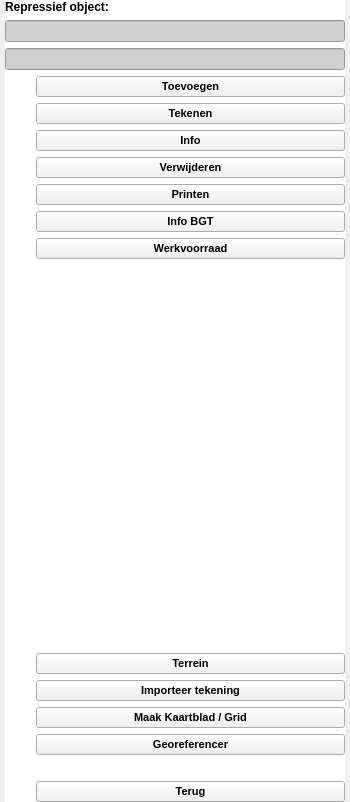
Qt form plugin/oiv/repressief_object/oiv_repressief_object_widget.ui (OIV-NL-QGIS/QGIS_project) before a commit.
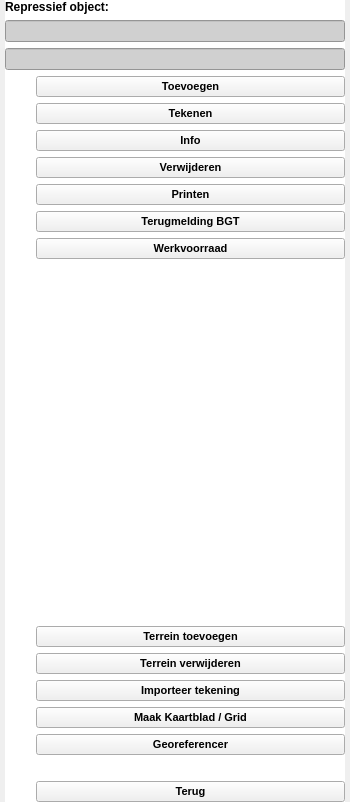
The same form after that commit. Icons and pictures are not drawn.

Patch:
```diff
--- a/plugin/oiv/repressief_object/oiv_repressief_object_widget.ui
+++ b/plugin/oiv/repressief_object/oiv_repressief_object_widget.ui
@@ -368,7 +368,7 @@
               <string notr="true">background-color: rgb(240, 240, 240);</string>
              </property>
              <property name="text">
-              <string>Info BGT</string>
+              <string>Terugmelding BGT</string>
              </property>
              <property name="checkable">
               <bool>false</bool>
@@ -805,7 +805,7 @@
               <string notr="true">background-color: rgb(240, 240, 240);</string>
              </property>
              <property name="text">
-              <string>Terrein</string>
+              <string>Terrein toevoegen</string>
              </property>
              <property name="checkable">
               <bool>false</bool>
@@ -897,6 +897,61 @@
              </property>
             </widget>
            </item>
+           <item row="2" column="0">
+            <widget class="QLabel" name="label_inventory_7">
+             <property name="sizePolicy">
+              <sizepolicy hsizetype="Fixed" vsizetype="Fixed">
+               <horstretch>0</horstretch>
+               <verstretch>0</verstretch>
+              </sizepolicy>
+             </property>
+             <property name="maximumSize">
+              <size>
+               <width>25</width>
+               <height>25</height>
+              </size>
+             </property>
+             <property name="text">
+              <string/>
+             </property>
+             <property name="pixmap">
+              <pixmap resource="../resources.qrc">:/plugins/oiv/config_files/png/interface/terrein_del.png</pixmap>
+             </property>
+             <property name="scaledContents">
+              <bool>true</bool>
+             </property>
+            </widget>
+           </item>
+           <item row="2" column="1">
+            <widget class="QPushButton" name="terrein_delete">
+             <property name="enabled">
+              <bool>true</bool>
+             </property>
+             <property name="sizePolicy">
+              <sizepolicy hsizetype="Minimum" vsizetype="Fixed">
+               <horstretch>0</horstretch>
+               <verstretch>0</verstretch>
+              </sizepolicy>
+             </property>
+             <property name="font">
+              <font>
+               <family>Arial</family>
+               <pointsize>8</pointsize>
+               <weight>75</weight>
+               <bold>true</bold>
+              </font>
+             </property>
+             <property name="styleSheet">
+              <string notr="true">background-color: rgb(240, 240, 240);</string>
+             </property>
+             <property name="text">
+              <string>Terrein verwijderen</string>
+             </property>
+             <property name="checkable">
+              <bool>false</bool>
+             </property>
+            </widget>
+           </item>
           </layout>
          </widget>
         </item>
```
